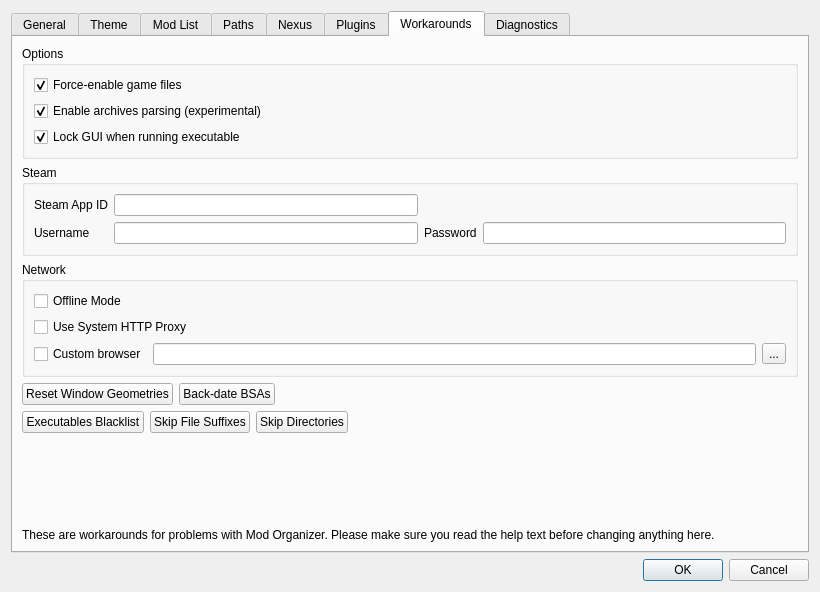
This is source/modorganizer/src/settingsdialog.ui in ArialSenki/MO2-Revamped as Qt 5 draws it before an edit. The edited form follows.
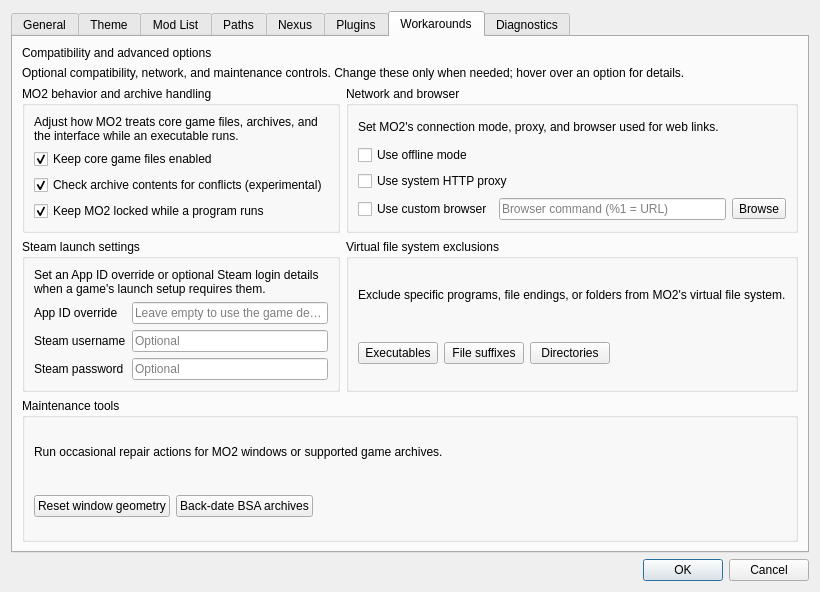
This is the edited form. The open tabs and pages were chosen to show the change. Icons and pictures are not drawn. Custom widgets are drawn as their Qt base class.

Diff of the .ui file:
```diff
--- a/source/modorganizer/src/settingsdialog.ui
+++ b/source/modorganizer/src/settingsdialog.ui
@@ -1731,6 +1731,23 @@
        <string>Workarounds</string>
       </attribute>
       <layout class="QVBoxLayout" name="verticalLayout_5">
+       <item>
+        <widget class="QLabel" name="workaroundPageTitle">
+         <property name="text">
+          <string>Compatibility and advanced options</string>
+         </property>
+        </widget>
+       </item>
+       <item>
+        <widget class="QLabel" name="workaroundPageSubtitle">
+         <property name="text">
+          <string>Optional compatibility, network, and maintenance controls. Change these only when needed; hover over an option for details.</string>
+         </property>
+         <property name="wordWrap">
+          <bool>true</bool>
+         </property>
+        </widget>
+       </item>
        <item>
         <widget class="QScrollArea" name="workaroundScrollArea">
          <property name="styleSheet">
@@ -1758,7 +1775,7 @@
           <property name="autoFillBackground">
            <bool>false</bool>
           </property>
-          <layout class="QVBoxLayout" name="verticalLayout_6">
+          <layout class="QGridLayout" name="workaroundsLayout">
            <property name="leftMargin">
             <number>0</number>
            </property>
@@ -1771,10 +1788,10 @@
            <property name="bottomMargin">
             <number>0</number>
            </property>
-           <item>
+           <item row="0" column="0">
             <widget class="QGroupBox" name="workaroundsOptionsBox">
              <property name="title">
-              <string>Options</string>
+              <string>MO2 behavior and archive handling</string>
              </property>
              <layout class="QVBoxLayout" name="verticalLayout_23">
               <property name="leftMargin">
@@ -1789,6 +1806,16 @@
               <property name="bottomMargin">
                <number>9</number>
               </property>
+              <item>
+               <widget class="QLabel" name="workaroundsBehaviorDescription">
+                <property name="text">
+                 <string>Adjust how MO2 treats core game files, archives, and the interface while an executable runs.</string>
+                </property>
+                <property name="wordWrap">
+                 <bool>true</bool>
+                </property>
+               </widget>
+              </item>
               <item>
                <widget class="QCheckBox" name="forceEnableBox">
                 <property name="toolTip">
@@ -1799,7 +1826,7 @@
 Uncheck this if you want to use Mod Organizer with total conversions (like Nehrim) but be aware that the game will crash if required files are not enabled.</string>
                 </property>
                 <property name="text">
-                 <string>Force-enable game files</string>
+                 <string>Keep core game files enabled</string>
                 </property>
                 <property name="checked">
                  <bool>true</bool>
@@ -1815,7 +1842,7 @@
                  <string>&lt;html&gt;&lt;head/&gt;&lt;body&gt;&lt;p&gt;By default, MO will parse archive files (BSA, BA2) to calculate conflicts between the contents of the archive files and other loose files. This process has a noticeable cost in performance.&lt;/p&gt;&lt;p&gt;This feature should not be confused with the archive management feature offered by MO1. MO2 will only show conflicts with archives and will NOT load them into the game or program.&lt;/p&gt;&lt;p&gt;If you disable this feature, MO will only display conflicts between loose files.&lt;/p&gt;&lt;/body&gt;&lt;/html&gt;</string>
                 </property>
                 <property name="text">
-                 <string>Enable archives parsing (experimental)</string>
+                 <string>Check archive contents for conflicts (experimental)</string>
                 </property>
                 <property name="checked">
                  <bool>true</bool>
@@ -1831,7 +1858,7 @@
                  <string>Disable this to prevent the GUI from being locked when running an executable.  This may result in abnormal behavior.</string>
                 </property>
                 <property name="text">
-                 <string>Lock GUI when running executable</string>
+                 <string>Keep MO2 locked while a program runs</string>
                 </property>
                 <property name="checked">
                  <bool>true</bool>
@@ -1841,47 +1868,70 @@
              </layout>
             </widget>
            </item>
-           <item>
-            <widget class="QGroupBox" name="groupBox_12">
+           <item row="1" column="0">
+            <widget class="QGroupBox" name="steamSettingsGroup">
              <property name="title">
-              <string>Steam</string>
+              <string>Steam launch settings</string>
              </property>
              <layout class="QGridLayout" name="gridLayout_7">
-              <item row="1" column="1">
-               <widget class="QLineEdit" name="steamUserEdit"/>
-              </item>
-              <item row="1" column="2">
-               <widget class="QLabel" name="label_20">
+              <item row="0" column="0" colspan="4">
+               <widget class="QLabel" name="steamSettingsDescription">
                 <property name="text">
-                 <string>Password</string>
+                 <string>Set an App ID override or optional Steam login details when a game's launch setup requires them.</string>
                 </property>
+                <property name="wordWrap">
+                 <bool>true</bool>
+                </property>
                </widget>
               </item>
-              <item row="1" column="3">
+              <item row="2" column="1" colspan="3">
+               <widget class="QLineEdit" name="steamUserEdit">
+                <property name="toolTip">
+                 <string>Optional Steam username for launch configurations that use MO2's Steam login settings.</string>
+                </property>
+                <property name="placeholderText">
+                 <string>Optional</string>
+                </property>
+               </widget>
+              </item>
+              <item row="3" column="1" colspan="3">
                <widget class="QLineEdit" name="steamPassEdit">
                 <property name="echoMode">
                  <enum>QLineEdit::Password</enum>
                 </property>
+                <property name="placeholderText">
+                 <string>Optional</string>
+                </property>
                </widget>
               </item>
-              <item row="1" column="0">
+              <item row="2" column="0">
                <widget class="QLabel" name="label_19">
                 <property name="text">
-                 <string>Username</string>
+                 <string>Steam username</string>
                 </property>
                </widget>
               </item>
-              <item row="0" column="0">
+              <item row="3" column="0">
+               <widget class="QLabel" name="label_20">
+                <property name="text">
+                 <string>Steam password</string>
+                </property>
+               </widget>
+              </item>
+              <item row="1" column="0">
                <widget class="QLabel" name="label_4">
                 <property name="text">
-                 <string>Steam App ID</string>
+                 <string>App ID override</string>
                 </property>
                </widget>
               </item>
-              <item row="0" column="1">
+              <item row="1" column="1" colspan="3">
                <widget class="QLineEdit" name="appIDEdit">
                 <property name="toolTip">
-                 <string>The Steam AppID for your game</string>
+                 <string>Optional override for direct Steam launch. Leave empty to use the game's default Steam App ID.</string>
+                </property>
+                <property name="placeholderText">
+                 <string>Leave empty to use the game default</string>
                 </property>
                 <property name="whatsThis">
                  <string>&lt;!DOCTYPE HTML PUBLIC &quot;-//W3C//DTD HTML 4.0//EN&quot; &quot;http://www.w3.org/TR/REC-html40/strict.dtd&quot;&gt;
@@ -1902,18 +1952,22 @@
              </layout>
             </widget>
            </item>
-           <item>
-            <widget class="QGroupBox" name="groupBox">
-             <property name="minimumSize">
-              <size>
-               <width>0</width>
-               <height>100</height>
-              </size>
-             </property>
+           <item row="0" column="1">
+           <widget class="QGroupBox" name="networkSettingsGroup">
              <property name="title">
-              <string>Network</string>
+              <string>Network and browser</string>
              </property>
              <layout class="QVBoxLayout" name="verticalLayout_22">
+              <item>
+               <widget class="QLabel" name="networkSettingsDescription">
+                <property name="text">
+                 <string>Set MO2's connection mode, proxy, and browser used for web links.</string>
+                </property>
+                <property name="wordWrap">
+                 <bool>true</bool>
+                </property>
+               </widget>
+              </item>
               <item>
                <widget class="QCheckBox" name="offlineBox">
                 <property name="statusTip">
@@ -1923,7 +1977,7 @@
                  <string>Disable automatic internet features. This does not affect features that are explicitly invoked by the user (like checking mods for updates, endorsing, opening the web browser)</string>
                 </property>
                 <property name="text">
-                 <string>Offline Mode</string>
+                 <string>Use offline mode</string>
                 </property>
                </widget>
               </item>
@@ -1936,7 +1990,7 @@
                  <string>Use a proxy for network connections. This uses the system-wide settings which can be configured in Internet Explorer. Please note that MO will start up a few seconds slower on some systems when using a proxy.</string>
                 </property>
                 <property name="text">
-                 <string>Use System HTTP Proxy</string>
+                 <string>Use system HTTP proxy</string>
                 </property>
                </widget>
               </item>
@@ -1967,7 +2021,7 @@
                     <string>Use &quot;%1&quot; as a placeholder for the URL.</string>
                    </property>
                    <property name="text">
-                    <string>Custom browser</string>
+                    <string>Use custom browser</string>
                    </property>
                   </widget>
                  </item>
@@ -1980,14 +2034,17 @@
                     <string>Use &quot;%1&quot; as a placeholder for the URL.</string>
                    </property>
                    <property name="whatsThis">
-                    <string>Use &quot;%1&quot; as a placeholder for the URL.</string>
+                    <string>Browser command with %1 in place of the target URL.</string>
+                   </property>
+                   <property name="placeholderText">
+                    <string>Browser command (%1 = URL)</string>
                    </property>
                   </widget>
                  </item>
                  <item>
                   <widget class="QToolButton" name="browseCustomBrowser">
                    <property name="text">
-                    <string>...</string>
+                    <string>Browse</string>
                    </property>
                   </widget>
                  </item>
@@ -1997,9 +2054,25 @@
              </layout>
             </widget>
            </item>
+           <item row="2" column="0" colspan="2">
+            <widget class="QGroupBox" name="maintenanceActionsGroup">
+             <property name="title">
+              <string>Maintenance tools</string>
+             </property>
+             <layout class="QVBoxLayout" name="maintenanceToolsLayout">
            <item>
-            <widget class="QWidget" name="widget_12" native="true">
-             <layout class="QHBoxLayout" name="horizontalLayout">
+               <widget class="QLabel" name="maintenanceToolsDescription">
+                <property name="text">
+                 <string>Run occasional repair actions for MO2 windows or supported game archives.</string>
+                </property>
+                <property name="wordWrap">
+                 <bool>true</bool>
+                </property>
+               </widget>
+              </item>
+              <item>
+               <widget class="QWidget" name="maintenanceActionsRow">
+                <layout class="QHBoxLayout" name="maintenanceActionsLayout">
               <property name="leftMargin">
                <number>0</number>
               </property>
@@ -2021,7 +2094,7 @@
                  <string>Resets the window geometries for all windows.  This can be useful if a window becomes too small or too large, if a column becomes too thin or too wide, and in similar situations.</string>
                 </property>
                 <property name="text">
-                 <string>Reset Window Geometries</string>
+                 <string>Reset window geometry</string>
                 </property>
                </widget>
               </item>
@@ -2040,7 +2113,7 @@
                         </string>
                 </property>
                 <property name="text">
-                 <string>Back-date BSAs</string>
+                 <string>Back-date BSA archives</string>
                 </property>
                 <property name="icon">
                  <iconset>
@@ -2049,7 +2122,7 @@
                </widget>
               </item>
               <item>
-               <spacer name="horizontalSpacer">
+               <spacer name="maintenanceHorizontalSpacer">
                 <property name="orientation">
                  <enum>Qt::Orientation::Horizontal</enum>
                 </property>
@@ -2064,9 +2137,28 @@
              </layout>
             </widget>
            </item>
+             </layout>
+            </widget>
+           </item>
+           <item row="1" column="1">
+            <widget class="QGroupBox" name="virtualFilesystemGroup">
+             <property name="title">
+              <string>Virtual file system exclusions</string>
+             </property>
+             <layout class="QVBoxLayout" name="virtualFilesystemLayout">
            <item>
-            <widget class="QWidget" name="widget_usvfs" native="true">
-             <layout class="QHBoxLayout" name="horizontalLayout">
+               <widget class="QLabel" name="virtualFilesystemDescription">
+                <property name="text">
+                 <string>Exclude specific programs, file endings, or folders from MO2's virtual file system.</string>
+                </property>
+                <property name="wordWrap">
+                 <bool>true</bool>
+                </property>
+               </widget>
+              </item>
+              <item>
+               <widget class="QWidget" name="virtualFilesystemActionsRow">
+                <layout class="QHBoxLayout" name="virtualFilesystemActionsLayout">
               <property name="leftMargin">
                <number>0</number>
               </property>
@@ -2092,7 +2184,7 @@
                  <string>Add executables to the blacklist to prevent them from accessing the virtual file system.  This is useful to prevent unintended programs from being hooked.  Hooking unintended programs may affect the execution of these programs or the programs you are intentionally running.</string>
                 </property>
                 <property name="text">
-                 <string>Executables Blacklist</string>
+                 <string>Executables</string>
                 </property>
                 <property name="autoDefault">
                  <bool>false</bool>
@@ -2108,7 +2200,7 @@
                  <string>Files to skip or ignore from the virtual file system.</string>
                 </property>
                 <property name="text">
-                 <string>Skip File Suffixes</string>
+                 <string>File suffixes</string>
                 </property>
                 <property name="autoDefault">
                  <bool>false</bool>
@@ -2124,7 +2216,7 @@
                  <string>Directories to skip or ignore from the virtual file system.</string>
                 </property>
                 <property name="text">
-                 <string>Skip Directories</string>
+                 <string>Directories</string>
                 </property>
                 <property name="autoDefault">
                  <bool>false</bool>
@@ -2132,7 +2224,7 @@
                </widget>
               </item>
               <item>
-               <spacer name="horizontalSpacer">
+               <spacer name="virtualFilesystemHorizontalSpacer">
                 <property name="orientation">
                  <enum>Qt::Horizontal</enum>
                 </property>
@@ -2147,31 +2239,11 @@
              </layout>
             </widget>
            </item>
-           <item>
-            <spacer name="verticalSpacer">
-             <property name="orientation">
-              <enum>Qt::Vertical</enum>
-             </property>
-             <property name="sizeHint" stdset="0">
-              <size>
-               <width>20</width>
-               <height>40</height>
-              </size>
-             </property>
-            </spacer>
-           </item>
-          </layout>
-         </widget>
-        </widget>
-       </item>
-       <item>
-        <widget class="QLabel" name="label_6">
-         <property name="text">
-          <string>These are workarounds for problems with Mod Organizer. Please make sure you read the help text before changing anything here.</string>
-         </property>
-         <property name="wordWrap">
-          <bool>true</bool>
-         </property>
+             </layout>
+            </widget>
+           </item>
+          </layout>
+         </widget>
         </widget>
        </item>
       </layout>
```
Left out of the diff: 836 changed lines with no effect on the pictures. Lines whose indentation alone changed are shown as unchanged.
